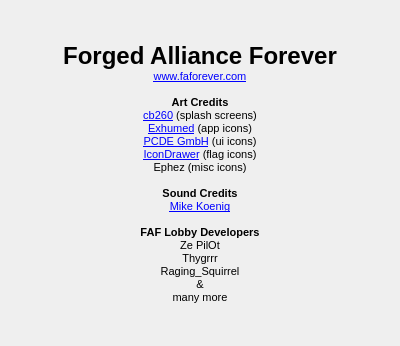
This is res/client/about.ui in FAForever/client as Qt 5 draws it before an edit. The edited form follows.
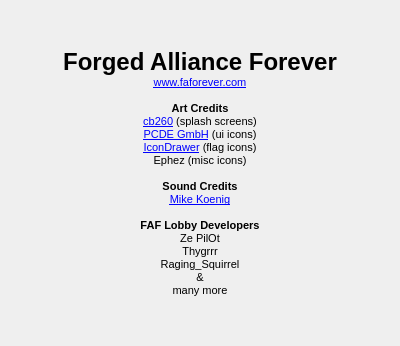
This is the edited form.

Commit message: Removed Exhumed icons.

Diff of the .ui file:
```diff
--- a/res/client/about.ui
+++ b/res/client/about.ui
@@ -26,7 +26,6 @@
 &lt;p align=&quot;center&quot; style=&quot;-qt-paragraph-type:empty; margin-top:0px; margin-bottom:0px; margin-left:0px; margin-right:0px; -qt-block-indent:0; text-indent:0px;&quot;&gt;&lt;br /&gt;&lt;/p&gt;
 &lt;p align=&quot;center&quot; style=&quot; margin-top:0px; margin-bottom:0px; margin-left:0px; margin-right:0px; -qt-block-indent:0; text-indent:0px;&quot;&gt;&lt;span style=&quot; font-weight:600;&quot;&gt;Art Credits&lt;/span&gt;&lt;/p&gt;
 &lt;p align=&quot;center&quot; style=&quot; margin-top:0px; margin-bottom:0px; margin-left:0px; margin-right:0px; -qt-block-indent:0; text-indent:0px;&quot;&gt;&lt;a href=&quot;http://cb260.deviantart.com/&quot;&gt;&lt;span style=&quot; text-decoration: underline; color:#0000ff;&quot;&gt;cb260&lt;/span&gt;&lt;/a&gt; (splash screens)&lt;/p&gt;
-&lt;p align=&quot;center&quot; style=&quot; margin-top:0px; margin-bottom:0px; margin-left:0px; margin-right:0px; -qt-block-indent:0; text-indent:0px;&quot;&gt;&lt;a href=&quot;http://3xhumed.deviantart.com&quot;&gt;&lt;span style=&quot; text-decoration: underline; color:#0000ff;&quot;&gt;Exhumed&lt;/span&gt;&lt;/a&gt; (app icons)&lt;/p&gt;
 &lt;p align=&quot;center&quot; style=&quot; margin-top:0px; margin-bottom:0px; margin-left:0px; margin-right:0px; -qt-block-indent:0; text-indent:0px;&quot;&gt;&lt;a href=&quot;http://pc.de/icons/&quot;&gt;&lt;span style=&quot; text-decoration: underline; color:#0000ff;&quot;&gt;PCDE GmbH&lt;/span&gt;&lt;/a&gt; (ui icons)&lt;/p&gt;
 &lt;p align=&quot;center&quot; style=&quot; margin-top:0px; margin-bottom:0px; margin-left:0px; margin-right:0px; -qt-block-indent:0; text-indent:0px;&quot;&gt;&lt;a href=&quot;http://icondrawer.com&quot;&gt;&lt;span style=&quot; text-decoration: underline; color:#0000ff;&quot;&gt;IconDrawer&lt;/span&gt;&lt;/a&gt; (flag icons)&lt;/p&gt;
 &lt;p align=&quot;center&quot; style=&quot; margin-top:0px; margin-bottom:0px; margin-left:0px; margin-right:0px; -qt-block-indent:0; text-indent:0px;&quot;&gt;Ephez (misc icons)&lt;/p&gt;
```
The commit also changes 13 other files.
